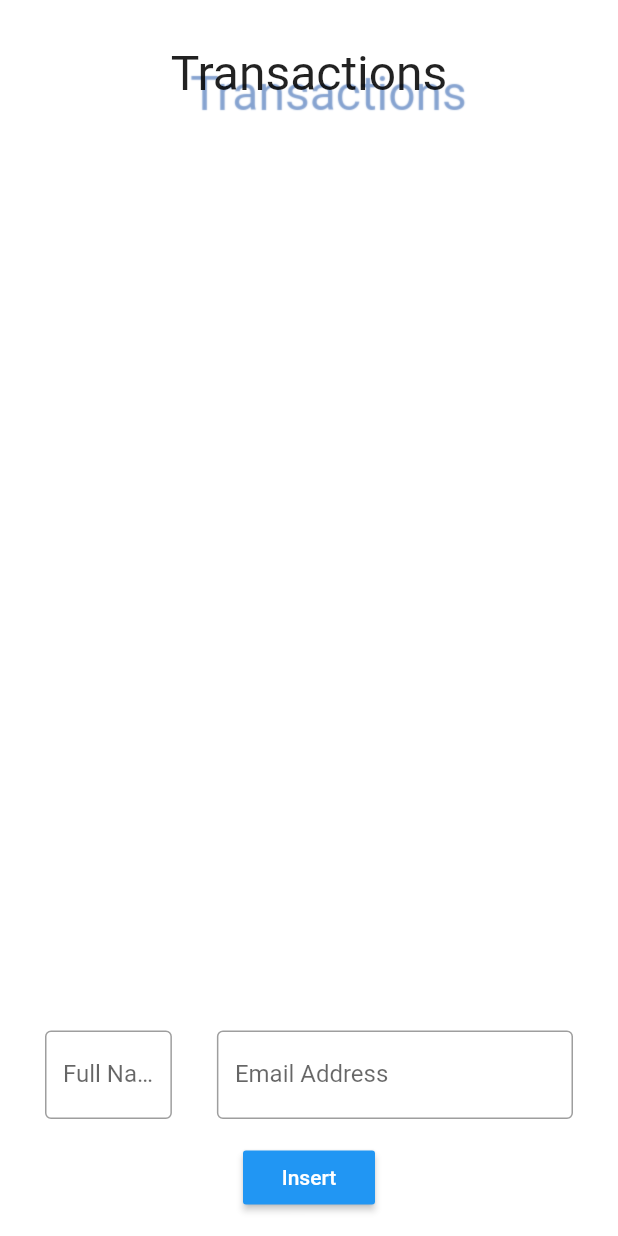
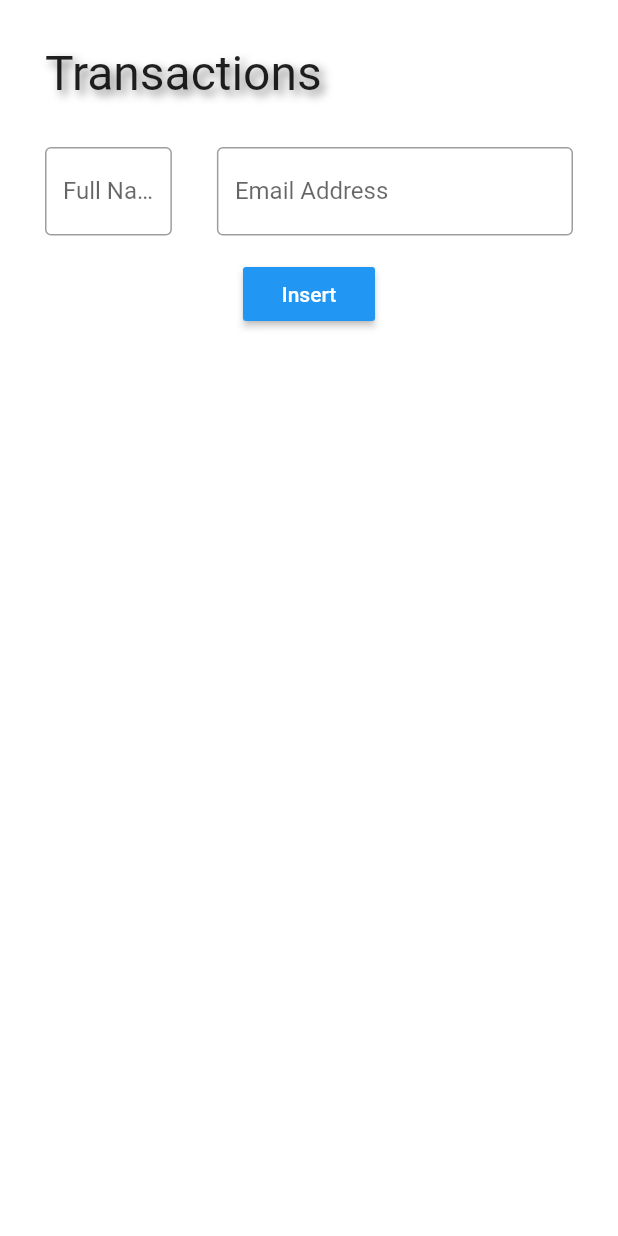
Before and after one commit to eliasdfazel/FlowMonetary, a Flutter app: the TransactionsView screen opened directly, on a phone screen of 412 x 824 dp. Run offline on Flutter 3.47's test engine with Material 2 defaults, Android fonts, the light colour scheme and no system bars; our stand-ins replace sqflite; accounts and stored records are empty.

Commit message:
Initializing Project Structure

```diff
--- a/flow_accounting/lib/transactions/input/ui/transactions_view.dart
+++ b/flow_accounting/lib/transactions/input/ui/transactions_view.dart
@@ -35,6 +35,9 @@
             padding: const EdgeInsets.all(15),
             child: Column(
               children: <Widget>[
+                Row(
+                  mainAxisAlignment: MainAxisAlignment.spaceEvenly,
+                  children: [
                     Expanded(
                       flex: 1,
                       child: Padding(
@@ -46,14 +49,16 @@
                             color: Colors.black87,
                             shadows: [
                               Shadow(
-                            color: Colors.blue.shade900.withOpacity(0.5),
-                            offset: Offset(13, 13),
-                            blurRadius: 0.3,
+                                color: Colors.black.withOpacity(0.5),
+                                offset: Offset(3, 3),
+                                blurRadius: 7,
                               )
                             ],
                           ),
                         ),
                       ),
+                    ),
+                  ],
                 ),
                 Row(
                   mainAxisAlignment: MainAxisAlignment.spaceEvenly,
```
Lines whose indentation alone changed are shown as unchanged.
